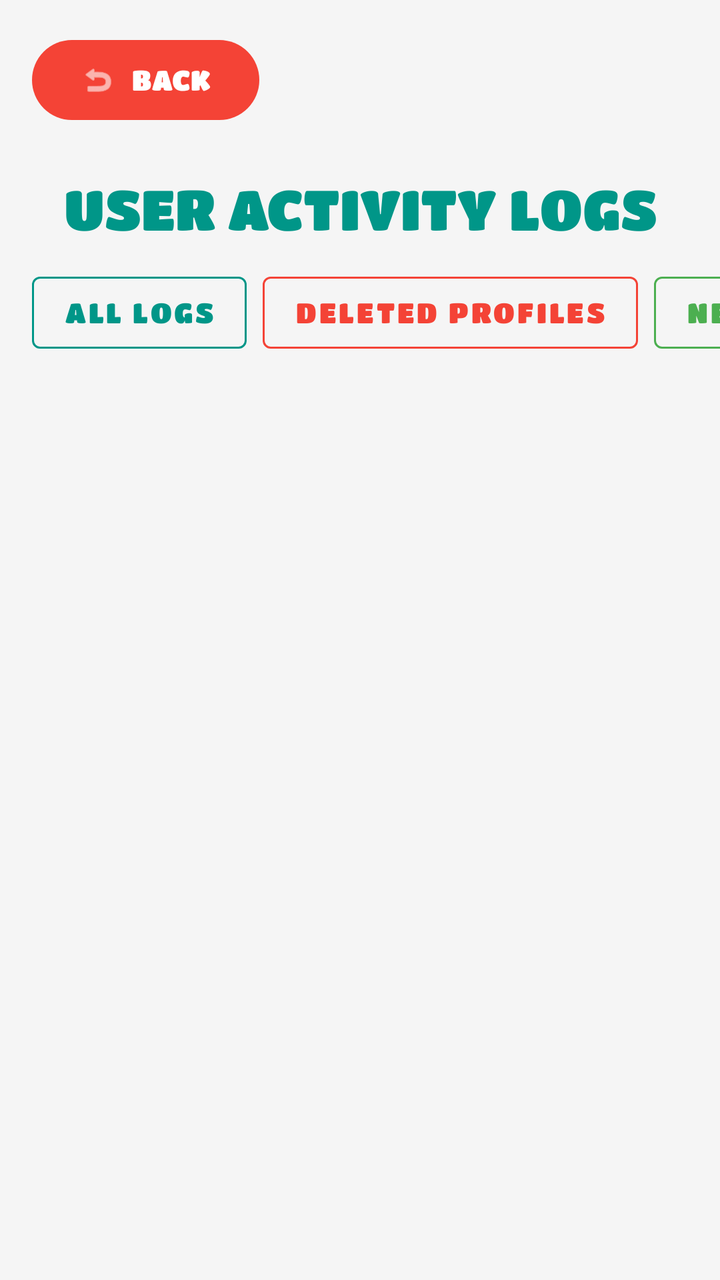
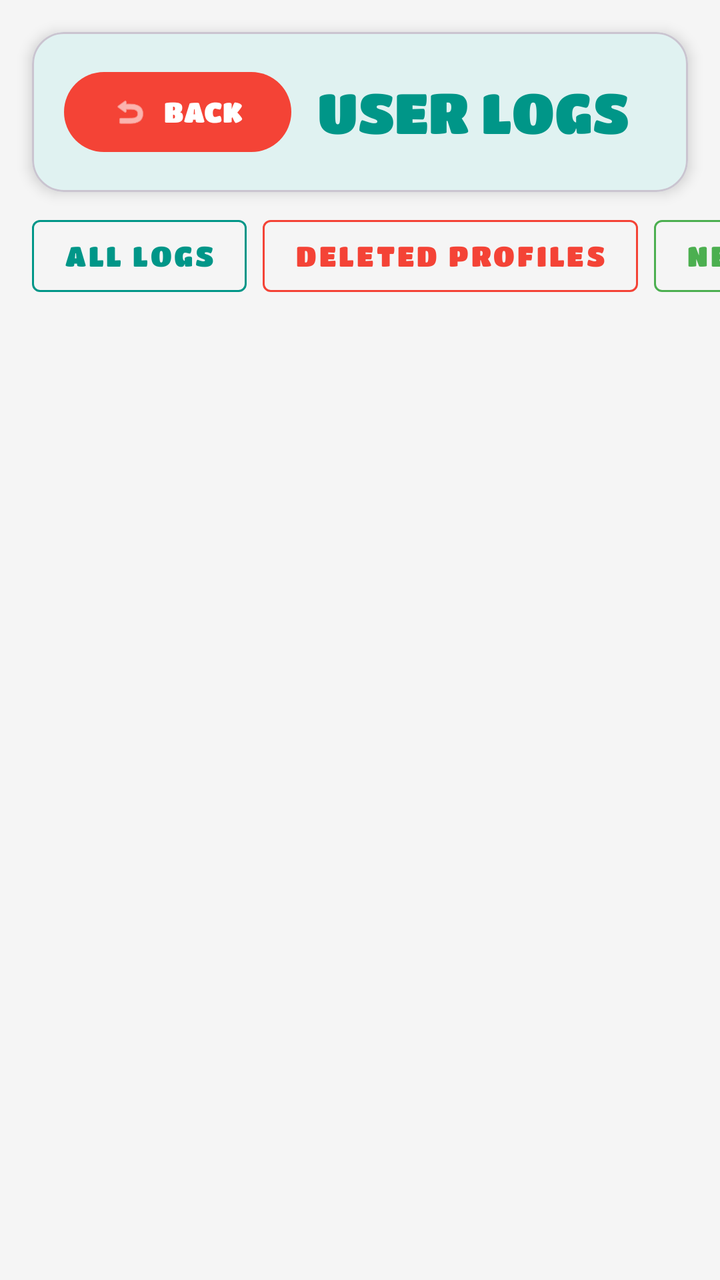

Two renders of the same Android screen: before a commit and after it. Below are the layout's source before the change and the commit's diff.
<!-- AndroidManifest.xml: application theme Theme.LetterLand -->
<!-- res/layout/activity_player_logs.xml -->
<?xml version="1.0" encoding="utf-8"?>
<androidx.constraintlayout.widget.ConstraintLayout xmlns:android="http://schemas.android.com/apk/res/android"
    xmlns:app="http://schemas.android.com/apk/res-auto"
    android:layout_width="match_parent"
    android:layout_height="match_parent"
    android:background="#F5F5F5"
    android:fitsSystemWindows="true">

    <com.google.android.material.button.MaterialButton
        android:id="@+id/btnBackPlayerLogs"
        android:layout_width="wrap_content"
        android:layout_height="wrap_content"
        android:layout_marginStart="16dp"
        android:layout_marginTop="16dp"
        android:fontFamily="@font/kid_font"
        android:text="BACK"
        android:textColor="#FFFFFF"
        app:backgroundTint="#F44336"
        app:cornerRadius="20dp"
        app:icon="@android:drawable/ic_menu_revert"
        app:layout_constraintStart_toStartOf="parent"
        app:layout_constraintTop_toTopOf="parent" />

    <TextView
        android:id="@+id/tvPlayerLogsTitle"
        android:layout_width="0dp"
        android:layout_height="wrap_content"
        android:layout_margin="24dp"
        android:fontFamily="@font/kid_font"
        android:gravity="center"
        android:text="USER ACTIVITY LOGS"
        android:textColor="#009688"
        android:textSize="28sp"
        app:layout_constraintEnd_toEndOf="parent"
        app:layout_constraintStart_toStartOf="parent"
        app:layout_constraintTop_toBottomOf="@id/btnBackPlayerLogs" />

    <HorizontalScrollView
        android:id="@+id/scrollFilters"
        android:layout_width="match_parent"
        android:layout_height="wrap_content"
        android:layout_marginTop="12dp"
        android:clipToPadding="false"
        android:paddingHorizontal="16dp"
        android:scrollbars="none"
        app:layout_constraintTop_toBottomOf="@id/tvPlayerLogsTitle">

        <LinearLayout
            android:layout_width="wrap_content"
            android:layout_height="wrap_content"
            android:orientation="horizontal">

            <com.google.android.material.button.MaterialButton
                android:id="@+id/btnFilterAll"
                style="@style/Widget.MaterialComponents.Button.OutlinedButton"
                android:layout_width="wrap_content"
                android:layout_height="wrap_content"
                android:layout_marginEnd="8dp"
                android:fontFamily="@font/kid_font"
                android:text="ALL LOGS"
                android:textColor="#009688"
                app:strokeColor="#009688" />

            <com.google.android.material.button.MaterialButton
                android:id="@+id/btnFilterDeleted"
                style="@style/Widget.MaterialComponents.Button.OutlinedButton"
                android:layout_width="wrap_content"
                android:layout_height="wrap_content"
                android:layout_marginEnd="8dp"
                android:fontFamily="@font/kid_font"
                android:text="DELETED PROFILES"
                android:textColor="#F44336"
                app:strokeColor="#F44336" />

            <com.google.android.material.button.MaterialButton
                android:id="@+id/btnFilterAdded"
                style="@style/Widget.MaterialComponents.Button.OutlinedButton"
                android:layout_width="wrap_content"
                android:layout_height="wrap_content"
                android:layout_marginEnd="8dp"
                android:fontFamily="@font/kid_font"
                android:text="NEW PROFILES"
                android:textColor="#4CAF50"
                app:strokeColor="#4CAF50" />

            <com.google.android.material.button.MaterialButton
                android:id="@+id/btnFilterEdited"
                style="@style/Widget.MaterialComponents.Button.OutlinedButton"
                android:layout_width="wrap_content"
                android:layout_height="wrap_content"
                android:fontFamily="@font/kid_font"
                android:text="EDITED PROFILES"
                android:textColor="#FF9800"
                app:strokeColor="#FF9800" />
        </LinearLayout>
    </HorizontalScrollView>

    <TextView
        android:id="@+id/tvEmptyLogs"
        android:layout_width="wrap_content"
        android:layout_height="wrap_content"
        android:fontFamily="@font/kid_font"
        android:text="No activity found in this category!"
        android:textColor="#999999"
        android:textSize="18sp"
        android:visibility="gone"
        app:layout_constraintBottom_toBottomOf="parent"
        app:layout_constraintEnd_toEndOf="parent"
        app:layout_constraintStart_toStartOf="parent"
        app:layout_constraintTop_toBottomOf="@id/scrollFilters" />

    <androidx.recyclerview.widget.RecyclerView
        android:id="@+id/rvPlayerLogs"
        android:layout_width="0dp"
        android:layout_height="0dp"
        android:layout_marginHorizontal="16dp"
        android:layout_marginTop="16dp"
        android:clipToPadding="false"
        android:paddingBottom="80dp"
        app:layout_constraintBottom_toBottomOf="parent"
        app:layout_constraintEnd_toEndOf="parent"
        app:layout_constraintStart_toStartOf="parent"
        app:layout_constraintTop_toBottomOf="@id/scrollFilters" />

</androidx.constraintlayout.widget.ConstraintLayout>
<!-- resources referenced by this layout -->
<resources>
  <style name="Theme.LetterLand" parent="Base.Theme.LetterLand" />
  <style name="Base.Theme.LetterLand" parent="Theme.Material3.DayNight.NoActionBar">
      </style>
</resources>

<!-- the commit's change to res/layout/activity_player_logs.xml (unified diff, before → after) -->
@@ -1,49 +1,75 @@
 <?xml version="1.0" encoding="utf-8"?>
 <androidx.constraintlayout.widget.ConstraintLayout xmlns:android="http://schemas.android.com/apk/res/android"
     xmlns:app="http://schemas.android.com/apk/res-auto"
+    xmlns:tools="http://schemas.android.com/tools"
     android:layout_width="match_parent"
     android:layout_height="match_parent"
     android:background="#F5F5F5"
-    android:fitsSystemWindows="true">
-
-    <com.google.android.material.button.MaterialButton
-        android:id="@+id/btnBackPlayerLogs"
-        android:layout_width="wrap_content"
-        android:layout_height="wrap_content"
-        android:layout_marginStart="16dp"
-        android:layout_marginTop="16dp"
-        android:fontFamily="@font/kid_font"
-        android:text="BACK"
-        android:textColor="#FFFFFF"
-        app:backgroundTint="#F44336"
-        app:cornerRadius="20dp"
-        app:icon="@android:drawable/ic_menu_revert"
-        app:layout_constraintStart_toStartOf="parent"
-        app:layout_constraintTop_toTopOf="parent" />
-
-    <TextView
-        android:id="@+id/tvPlayerLogsTitle"
-        android:layout_width="0dp"
-        android:layout_height="wrap_content"
-        android:layout_margin="24dp"
-        android:fontFamily="@font/kid_font"
-        android:gravity="center"
-        android:text="USER ACTIVITY LOGS"
-        android:textColor="#009688"
-        android:textSize="28sp"
+    android:fitsSystemWindows="true"
+    tools:context=".PlayerLogsActivity">
+
+    <com.google.android.material.card.MaterialCardView
+        android:id="@+id/headerCard"
+        android:layout_width="match_parent"
+        android:layout_height="wrap_content"
+        android:layout_margin="16dp"
+        app:cardBackgroundColor="#E0F2F1"
+        app:cardCornerRadius="16dp"
+        app:cardElevation="4dp"
         app:layout_constraintEnd_toEndOf="parent"
         app:layout_constraintStart_toStartOf="parent"
-        app:layout_constraintTop_toBottomOf="@id/btnBackPlayerLogs" />
+        app:layout_constraintTop_toTopOf="parent">
+
+        <androidx.constraintlayout.widget.ConstraintLayout
+            android:layout_width="match_parent"
+            android:layout_height="wrap_content"
+            android:padding="16dp">
+
+            <com.google.android.material.button.MaterialButton
+                android:id="@+id/btnBackPlayerLogs"
+                android:layout_width="wrap_content"
+                android:layout_height="wrap_content"
+                android:fontFamily="@font/kid_font"
+                android:minHeight="48dp"
+                android:text="BACK"
+                android:textColor="#FFFFFF"
+                app:backgroundTint="#F44336"
+                app:cornerRadius="20dp"
+                app:icon="@android:drawable/ic_menu_revert"
+                app:layout_constraintBottom_toBottomOf="parent"
+                app:layout_constraintStart_toStartOf="parent"
+                app:layout_constraintTop_toTopOf="parent" />
+
+            <TextView
+                android:id="@+id/tvPlayerLogsTitle"
+                android:layout_width="0dp"
+                android:layout_height="wrap_content"
+                android:fontFamily="@font/kid_font"
+                android:gravity="center"
+                android:includeFontPadding="false"
+                android:text="USER LOGS"
+                android:textColor="#009688"
+                android:textSize="28sp"
+                app:autoSizeMaxTextSize="28sp"
+                app:autoSizeMinTextSize="18sp"
+                app:autoSizeTextType="uniform"
+                app:layout_constraintBottom_toBottomOf="parent"
+                app:layout_constraintEnd_toEndOf="parent"
+                app:layout_constraintStart_toEndOf="@id/btnBackPlayerLogs"
+                app:layout_constraintTop_toTopOf="parent" />
+
+        </androidx.constraintlayout.widget.ConstraintLayout>
+    </com.google.android.material.card.MaterialCardView>
 
     <HorizontalScrollView
         android:id="@+id/scrollFilters"
         android:layout_width="match_parent"
         android:layout_height="wrap_content"
-        android:layout_marginTop="12dp"
+        android:layout_marginTop="8dp"
         android:clipToPadding="false"
         android:paddingHorizontal="16dp"
         android:scrollbars="none"
-        app:layout_constraintTop_toBottomOf="@id/tvPlayerLogsTitle">
+        app:layout_constraintTop_toBottomOf="@id/headerCard">
 
         <LinearLayout
             android:layout_width="wrap_content"
@@ -114,12 +140,89 @@
         android:layout_width="0dp"
         android:layout_height="0dp"
         android:layout_marginHorizontal="16dp"
-        android:layout_marginTop="16dp"
+        android:layout_marginTop="8dp"
         android:clipToPadding="false"
         android:paddingBottom="80dp"
         app:layout_constraintBottom_toBottomOf="parent"
         app:layout_constraintEnd_toEndOf="parent"
         app:layout_constraintStart_toStartOf="parent"
-        app:layout_constraintTop_toBottomOf="@id/scrollFilters" />
+        app:layout_constraintTop_toBottomOf="@id/scrollFilters"
+        tools:listitem="@layout/item_player_log" />
 
 </androidx.constraintlayout.widget.ConstraintLayout>
+<!-- res/layout/item_player_log.xml (included above) -->
+<?xml version="1.0" encoding="utf-8"?>
+<com.google.android.material.card.MaterialCardView xmlns:android="http://schemas.android.com/apk/res/android"
+    xmlns:app="http://schemas.android.com/apk/res-auto"
+    android:layout_width="match_parent"
+    android:layout_height="wrap_content"
+    android:layout_marginBottom="12dp"
+    app:cardBackgroundColor="#FFFFFF"
+    app:cardCornerRadius="16dp"
+    app:cardElevation="2dp">
+
+    <LinearLayout
+        android:layout_width="match_parent"
+        android:layout_height="wrap_content"
+        android:gravity="center_vertical"
+        android:orientation="horizontal"
+        android:padding="16dp">
+
+        <ImageView
+            android:id="@+id/ivLogIcon"
+            android:layout_width="36dp"
+            android:layout_height="36dp"
+            android:layout_marginEnd="16dp"
+            android:src="@android:drawable/ic_menu_info_details"
+            app:tint="#009688" />
+
+        <LinearLayout
+            android:layout_width="0dp"
+            android:layout_height="wrap_content"
+            android:layout_weight="1"
+            android:orientation="vertical">
+
+            <TextView
+                android:id="@+id/tvLogPlayerName"
+                android:layout_width="match_parent"
+                android:layout_height="wrap_content"
+                android:fontFamily="@font/kid_font"
+                android:text="PLAYER NAME"
+                android:textColor="#333333"
+                android:textSize="20sp"
+                android:textStyle="bold" />
+
+            <TextView
+                android:id="@+id/tvLogAction"
+                android:layout_width="match_parent"
+                android:layout_height="wrap_content"
+                android:fontFamily="@font/kid_font"
+                android:text="Changed avatar image"
+                android:textColor="#666666"
+                android:textSize="16sp" />
+
+            <TextView
+                android:id="@+id/tvLogDate"
+                android:layout_width="match_parent"
+                android:layout_height="wrap_content"
+                android:layout_marginTop="4dp"
+                android:fontFamily="sans-serif-condensed"
+                android:text="May 26, 2024 - 10:30 AM"
+                android:textColor="#999999"
+                android:textSize="12sp" />
+        </LinearLayout>
+
+        <com.google.android.material.button.MaterialButton
+            android:id="@+id/btnRestorePlayer"
+            style="@style/Widget.MaterialComponents.Button.TextButton"
+            android:layout_width="wrap_content"
+            android:layout_height="wrap_content"
+            android:fontFamily="@font/kid_font"
+            android:text="RESTORE"
+            android:textColor="#4CAF50"
+            android:visibility="gone"
+            app:icon="@android:drawable/ic_menu_revert"
+            app:iconTint="#4CAF50" />
+
+    </LinearLayout>
+</com.google.android.material.card.MaterialCardView>
